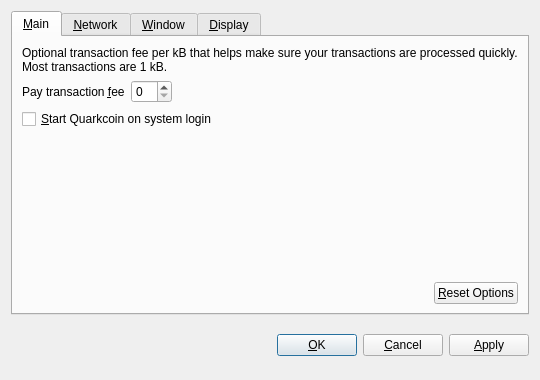
Old version of the form src/qt/forms/optionsdialog.ui in the repository SaltFoundation/SaltClient.
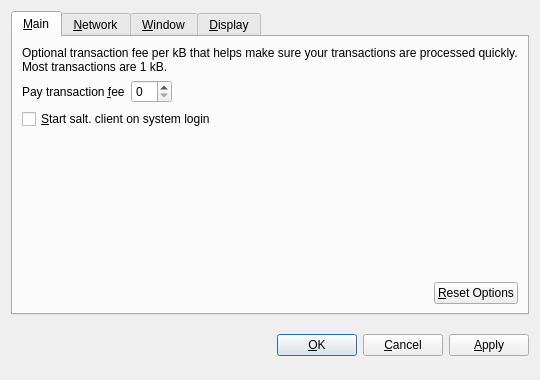
New version of the form. The open tabs and pages were chosen to show the change. Custom widgets are drawn as their Qt base class.

What changed in the file:
```diff
--- a/src/qt/forms/optionsdialog.ui
+++ b/src/qt/forms/optionsdialog.ui
@@ -82,7 +82,7 @@
           <string>Automatically start Quarkcoin after logging in to the system.</string>
          </property>
          <property name="text">
-          <string>&amp;Start Quarkcoin on system login</string>
+          <string>&amp;Start salt. client on system login</string>
          </property>
         </widget>
        </item>
```
Left out of the diff: 10 changed lines with no effect on the pictures.
